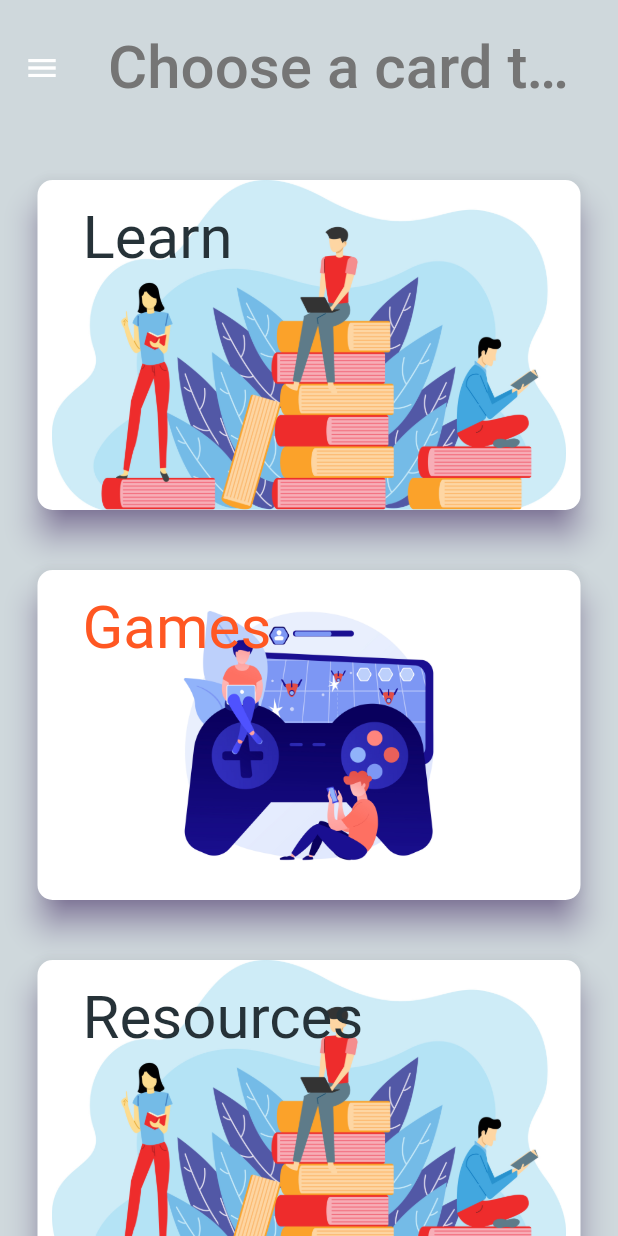
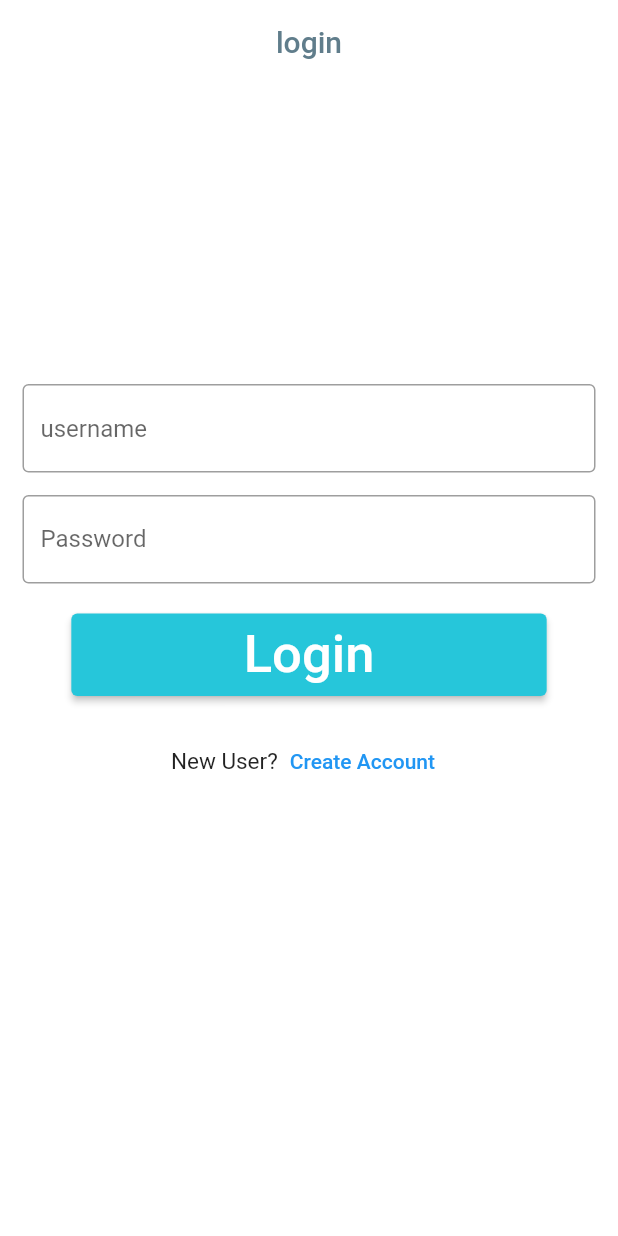
Before and after one commit to Deepikaumesh/blind, a Flutter app: the screen it shows after launch, on a phone screen of 412 x 824 dp. Run offline on Flutter 3.47's test engine with Material 2 defaults, Android fonts, the phone set to English and light mode, and no system bars; our stand-ins replace animated_text_kit, file_picker, flick_video_player, flutter_tts, fluttertoast, google_fonts and 5 more; missing offline and left inert: auto_orientation, flutter_sms, quiz_view, telephony; Roboto replaces fonts that are missing (Cookie, Courgette).

Commit message:
auth added

```diff
--- /dev/null
+++ b/lib/Auth/login page.dart
@@ -0,0 +1,213 @@
+import 'dart:convert';
+import 'package:flutter/material.dart';
+
+import 'package:shared_preferences/shared_preferences.dart';
+import 'Registration.dart';
+import 'package:http/http.dart' as http;
+
+import 'package:deaf_dump/main.dart';
+import 'package:deaf_dump/Main_Page/Main_Page.dart';
+
+
+
+class loginpage extends StatefulWidget {
+  const loginpage({Key? key}) : super(key: key);
+
+  @override
+  _loginpageState createState() => _loginpageState();
+}
+
+class _loginpageState extends State<loginpage> {
+
+  TextEditingController username = TextEditingController();
+  TextEditingController password = TextEditingController();
+  final GlobalKey<FormState> formkey = GlobalKey<FormState>();
+
+  Get_Usrname() async {
+    final _CustomersharedPrefs = await SharedPreferences.getInstance();
+    await _CustomersharedPrefs.setString("username",get_username);
+  }
+
+
+
+  @override
+  Widget build(BuildContext context) {
+    return Scaffold(
+      backgroundColor: Colors.white,
+      appBar: AppBar(
+        centerTitle: true,
+        title: Text(
+          "login",
+          style: TextStyle(color: Colors.blueGrey),
+        ),
+        backgroundColor: Colors.white,
+        elevation: 0,
+      ),
+      body: SingleChildScrollView(
+        child: Column(
+          children: <Widget>[
+
+            Form(
+              key: formkey,
+              child: Column(
+                children: [
+                  Padding(
+                    padding: const EdgeInsets.only(
+                        left: 15.0, right: 15.0, top: 200, bottom: 0),
+                    child: TextFormField(
+                      controller: username,
+                      keyboardType: TextInputType.text,
+                      validator: (value) {
+                        if (value!.isEmpty) {
+                          return "Please enter username";
+                        }
+                        return null;
+                      },
+                      onSaved: (username) {},
+                      decoration: InputDecoration(
+                          border: OutlineInputBorder(),
+                          // labelText: 'Email',
+                          hintText: 'username'),
+                    ),
+                  ),
+                  Padding(
+                    padding: const EdgeInsets.only(
+                        left: 15.0, right: 15.0, top: 15, bottom: 0),
+                    //padding: EdgeInsets.symmetric(horizontal: 15),
+                    child: TextFormField(
+                      controller: password,
+                      keyboardType: TextInputType.text,
+                      validator: (value) {
+                        if (value!.isEmpty) {
+                          return "Please enter password";
+                        }
+                        return null;
+                      },
+                      onSaved: (name) {},
+                      style: TextStyle(),
+                      obscureText: true,
+                      decoration: InputDecoration(
+                          border: OutlineInputBorder(),
+                          labelText: 'Password',
+                          hintText: 'Enter secure password'),
+                    ),
+                  ),
+
+                ],
+              ),
+            ),
+            SizedBox(height: 20,),
+
+            SizedBox(
+              height: MediaQuery.of(context).size.height / 15,
+              width: MediaQuery.of(context).size.width / 1.3,
+              child: ElevatedButton(
+                style: ElevatedButton.styleFrom(
+                  primary: Colors.cyan.shade400,
+                ),
+                onPressed: ()
+                //async
+                {
+                  setState(() {
+                    // admin_Login();
+                  });
+
+
+                  if (formkey.currentState!.validate()) {
+                    username.clear();
+                    password.clear();
+                    admin_Login();
+                  }
+                },
+                child: Text(
+                  'Login',
+                  style: TextStyle(color: Colors.white, fontSize: 35),
+                ),
+              ),
+            ),
+            SizedBox(
+              height: 20,
+            ),
+            Row(
+              mainAxisAlignment: MainAxisAlignment.center,
+              children: [
+                Text(
+                  'New User?',
+                  style: TextStyle(color: Colors.black87, fontSize: 15),
+                ),
+                TextButton(
+                    onPressed: () {
+                      Navigator.push(
+                          context,
+                          MaterialPageRoute(
+                              builder: (context) =>   Registration()));
+
+                    },
+                    child: Text("Create Account"))
+              ],
+            )
+          ],
+        ),
+      ),
+    );
+  }
+
+
+  Future admin_Login() async {
+    var url = "http://$ip_address/Dumb_Deaf/Admin_login.php";
+    var response = await http.post(Uri.parse(url), headers: {
+      'Accept': 'application/json'
+    }, body: {
+      "username": username.text,
+      "password": password.text,
+    });
+
+    var data = json.decode(response.body);
+    // if (data.toString() == "Success") {
+    if (data != null) {
+      //var responseData = json.decode(response.body);
+
+      for (var singleUser in data) {
+        final SharedPreferences sharedpreferences =
+        await SharedPreferences.getInstance();
+
+        await sharedpreferences.setString('admin_id', singleUser["id"]);
+
+        // admin_id = singleUser["id"];
+        //
+        get_username = singleUser["username"];
+         Get_Usrname();
+      }
+
+      final snackBar = SnackBar(
+        content: Text('Login Successfull'),
+        action: SnackBarAction(
+          label: 'Ok',
+          onPressed: () {
+            // Some code to undo the change.
+          },
+        ),
+      );
+
+      ScaffoldMessenger.of(context).showSnackBar(snackBar);
+
+      Navigator.pushReplacement(
+          context,
+          MaterialPageRoute(
+              builder: (BuildContext context) =>
+                  Main_Page()));
+    } else {
+      final snackBar = SnackBar(
+        content: Text('Username and password invalid'),
+        action: SnackBarAction(
+          label: 'Undo',
+          onPressed: () {
+            // Some code to undo the change.
+          },
+        ),
+      );
+
+      ScaffoldMessenger.of(context).showSnackBar(snackBar);
+    }
+  }
+}
--- a/lib/main.dart
+++ b/lib/main.dart
@@ -1,5 +1,6 @@
 import 'package:flutter/material.dart';
 
+import 'Auth/splashscreen.dart';
 import 'Main_Page/Main_Page.dart';
 import 'Screens/learn/Lear_Main_Screen_Display.dart';
 
@@ -10,7 +11,7 @@ var emergency;
 var emergency_id='';
 
 
-
+var get_username;
 void main() {
   runApp(Main());
 }
@@ -23,7 +24,7 @@ class Main extends StatelessWidget {
       debugShowCheckedModeBanner: false,
       initialRoute: '/main',
       routes: {
-        '/main': (context) => Main_Page(),
+        '/main': (context) => Splashscreen(),
         '/Learn_Main_screen': (context) => Learn_Main_screen(),
       },
     //  home: Main_Page(),
--- a/pubspec.yaml
+++ b/pubspec.yaml
@@ -67,6 +67,7 @@ dependencies:
   collection: ^1.16.0
   mockito: ^5.2.0
   sms_advanced: ^1.1.0
+  shared_preferences:
 
 
 dev_dependencies:
```
Also changed, not shown: lib/Auth/Registration.dart (added, +371 -0 lines), lib/Auth/splashscreen.dart (added, +92 -0 lines).
